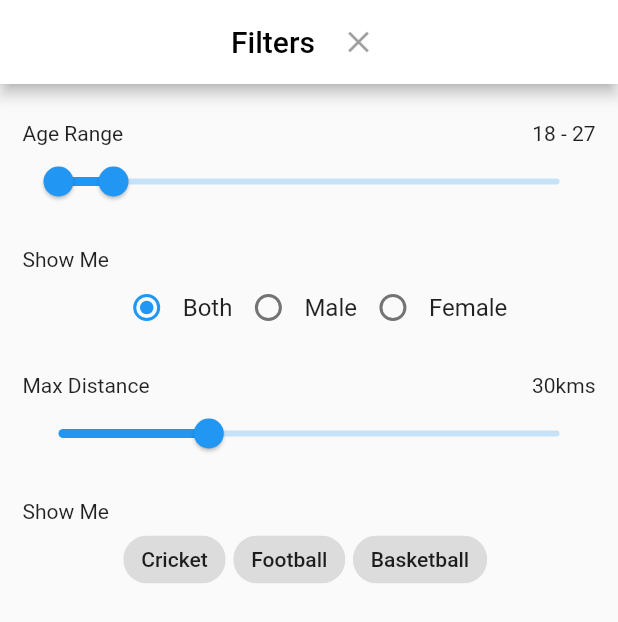
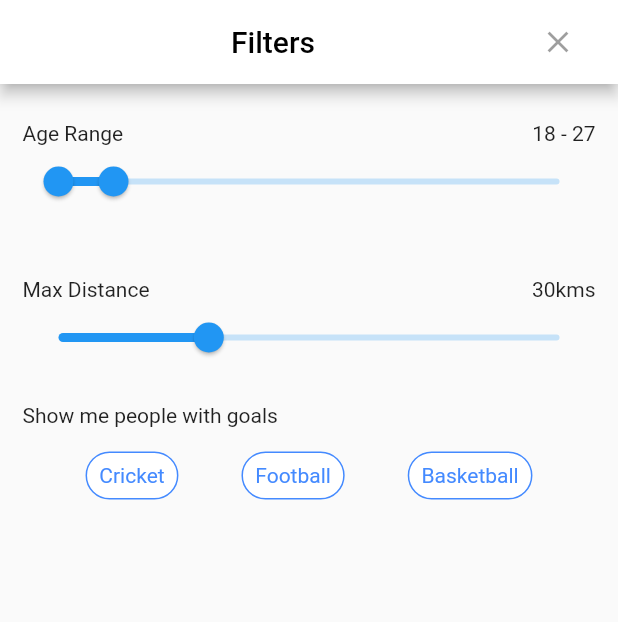
Before and after one commit to puneethkanna/lbits, a Flutter app: the screen it shows after launch, on a phone screen of 412 x 824 dp. Shown: the top 622 px of the screen. Run offline on Flutter 3.47's test engine with Material 2 defaults, Android fonts, the phone set to English and light mode, and no system bars; our stand-ins replace conditional_builder.

Commit message:
Modified code

```diff
--- a/lib/main.dart
+++ b/lib/main.dart
@@ -12,16 +12,7 @@ import 'package:flutter/rendering.dart';
       return _FiltersAppState();
     }
   }
-	List<String> selectedChoices = List();
-    List<String> reportList = [
-    "Not relevant",
-    "Illegal",
-    "Spam",
-    "Offensive",
-    "Uncivil"
-    ];
-     var data = ['Google', 'Microsoft', 'Apple'];
-  var selected = [];
+
   List<Widget> choices = List();
   class _FiltersAppState extends State {
     var _value = RangeValues(18, 27);
@@ -77,53 +68,7 @@ import 'package:flutter/rendering.dart';
                     ]),
                     Container(
                     margin: EdgeInsets.all(10),
-
                     ),
-                    /*------Gender---------*/
-                    Column(
-                    crossAxisAlignment: CrossAxisAlignment.center,
-                    children: <Widget>[
-                      Row(
-                        mainAxisAlignment: MainAxisAlignment.start,
-                        children:[
-                        new Text("Show Me"),
-                        ],
-                      ),
-                      Row(
-                      mainAxisAlignment: MainAxisAlignment.center,
-                      children: <Widget>[
-                        new Radio(
-                          value: 0,
-                          groupValue: _checkValue,
-                          onChanged: _handleRadioValueChange1,
-                        ),
-                        new Text(
-                          'Both',
-                          style: new TextStyle(fontSize: 16.0),
-                        ),
-                        new Radio(
-                          value: 1,
-                          groupValue: _checkValue,
-                          onChanged: _handleRadioValueChange1,
-                        ),
-                        new Text(
-                          'Male',
-                          style: new TextStyle(
-                            fontSize: 16.0,
-                          ),
-                        ),
-                        new Radio(
-                          value: 2,
-                          groupValue: _checkValue,
-                          onChanged: _handleRadioValueChange1,
-                        ),
-                        new Text(
-                          'Female',
-                          style: new TextStyle(fontSize: 16.0),
-                        ),
-                      ],
-                    ),
-                    ]),
                     Container(
                     margin: EdgeInsets.all(10),
                     ),//This container is for giving space between the widgets.
@@ -170,63 +115,85 @@ import 'package:flutter/rendering.dart';
                       Row(
                         mainAxisAlignment: MainAxisAlignment.start,
                         children:[
-                        new Text("Show Me"),
+                        new Text("Show me people with goals\n"),
                         ],
                       ),
                     Row(
                       mainAxisAlignment: MainAxisAlignment.spaceEvenly,
                       children:<Widget>[
-
-                     new Row(
-                      mainAxisAlignment: MainAxisAlignment.spaceEvenly,
-                      children: <Widget>[
-                      RawChip(
-                        label: Text('Cricket'),
-                        backgroundColor: Colors.black12,
-                        avatarBorder: CircleBorder(),
-                        selected: goal_cricket,
-                        selectedColor: Colors.blueAccent,
-                        onSelected: (bool isSelected) {
+                        Container(
+                          //padding: const EdgeInsets.all(8.2),
+                          padding: const EdgeInsets.fromLTRB(8.2, 7, 8.2, 7),
+                          child:Material(
+                            color: goal_cricket? Colors.blueAccent:Colors.white,
+                          child:InkWell(
+                            //padding: const EdgeInsets.fromLTRB(0,0,0,0),
+                            child: Text("Cricket",
+                            style: TextStyle(
+                             color: goal_cricket? Colors.white:Colors.blueAccent,
+                            fontSize: 14,
+                            ),),
+                            onTap: () {
                               setState(() {
-                            goal_cricket = isSelected;
+                                goal_cricket = !goal_cricket;
                               });
                             },
-                        showCheckmark: false,
+                          ),),
+                          decoration: BoxDecoration(
+                            border: Border.all(color:Colors.blueAccent),
+                            color: goal_cricket?Colors.blueAccent:Colors.white,
+                            borderRadius: BorderRadius.all(Radius.circular(25.0)),
                           ),
-                      new Container(
-                        margin: EdgeInsets.only(right:5),
                         ),
-                      RawChip(
-                        label: Text('Football'),
-                        backgroundColor: Colors.black12,
-                        selected: goal_football,
-                        selectedColor: Colors.blueAccent,
-                        onSelected: (bool isSelected) {
+                        Container(
+                          //padding: const EdgeInsets.all(8.2),
+                          padding: const EdgeInsets.fromLTRB(8.2, 7, 8.2, 7),
+                          child:Material(
+                            color: goal_football? Colors.blueAccent:Colors.white,
+                          child:InkWell(
+                            //padding: const EdgeInsets.fromLTRB(0,0,0,0),
+                            child: Text("Football",
+                            style: TextStyle(
+                            color: goal_football? Colors.white:Colors.blueAccent,
+                            fontSize: 14,
+                            ),),
+                            onTap:() {
                               setState(() {
-                            goal_football = isSelected;
+                                goal_football = !goal_football;
                               });
+                            }
+                          ),),
+                          decoration: BoxDecoration(
+                            border: Border.all(color:Colors.blueAccent),
+                            color: goal_football?Colors.blueAccent:Colors.white,
+                            borderRadius: BorderRadius.all(Radius.circular(25.0)),
+                          ),
+                        ),
+                        Container(
+                          //padding: const EdgeInsets.all(8.2),
+                          padding: const EdgeInsets.fromLTRB(8.2, 7, 8.2, 7),
+                          child:Material(
+                            color: goal_basketball? Colors.blueAccent:Colors.white,
+                          child:InkWell(
+                            //padding: const EdgeInsets.fromLTRB(0,0,0,0),
+                            child: Text("Basketball",
+                            style: TextStyle(
+                            color: goal_basketball? Colors.white:Colors.blueAccent,
+                            fontSize: 14,
+                            ),),
+                            onTap: () {
+                              setState(() {
+                                goal_basketball = !goal_basketball;
+                              });
+
                             },
-                         showCheckmark: false,
+                          ),),
+                          decoration: BoxDecoration(
+                            border: Border.all(color:Colors.blueAccent),
+                            color: goal_basketball?Colors.blueAccent:Colors.white,
+                            borderRadius: BorderRadius.all(Radius.circular(25.0)),
                           ),
-                      new Container(
-                        margin: EdgeInsets.only(right:5),
                         ),
-                      RawChip(
-                       label: Text('Basketball'),
-                       backgroundColor: Colors.black12,
-                       selected: goal_basketball,
-                       selectedColor: Colors.blueAccent,
-                       onSelected: (bool isSelected) {
-                         setState(() {
-                           goal_basketball = isSelected;
-                         });
-                       },
-                       showCheckmark: false,
-                       ),
-                       new Container(
-                        margin: EdgeInsets.only(right:5),
-                      ),
-                     ]),
                       ]),
                    ]),
                   ]),
@@ -240,12 +207,9 @@ import 'package:flutter/rendering.dart';
              title:Row(
                    mainAxisAlignment: MainAxisAlignment.center,
                    children: [
-                   Column(
-                     children: <Widget>[
-                       Row(
-                       children: [
-                         Container(
-                           margin: EdgeInsets.all(5),
+                    Expanded(
+                      flex: 1,
+                      child:Center(
                        child:new Text("Filters",
                        style: TextStyle(
                        fontSize: 20,
@@ -253,14 +217,7 @@ import 'package:flutter/rendering.dart';
                       ),
                      ),
                      ),
-                       ],
                     ),
-                    ],
-                  ),
-                 Row(
-                   mainAxisAlignment: MainAxisAlignment.end,
-                   crossAxisAlignment: CrossAxisAlignment.end,
-                       children: [
                   new Container(
                 //margin: new EdgeInsets.symmetric(horizontal: 4.0),
                 child: new IconButton(
@@ -268,7 +225,6 @@ import 'package:flutter/rendering.dart';
                   //onPressed: () => _handleSubmitted(_textController.text)),
                        ),
                    ),
-                       ]),
                 ],
               ),
             );
```
Also changed, not shown: 2 other files. Lines whose indentation alone changed are shown as unchanged.
